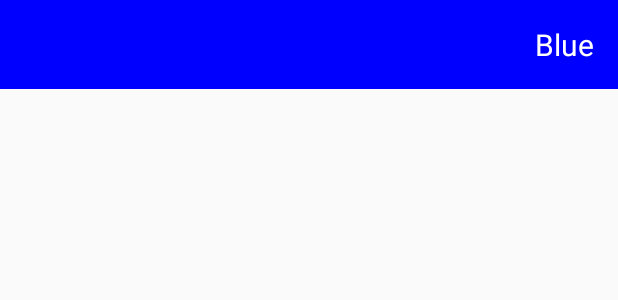
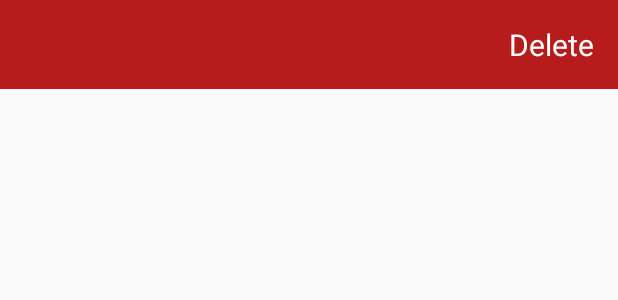
Before and after one commit to DaveRendell/TodoApp, an Android app: the layout todo_item.xml on its own in the app's theme, with its tools: preview values and no code run, on a phone screen of 412 x 824 dp. Shown: the top 300 px of the screen. Run offline under Robolectric (Android 15) with nearby library versions, the phone set to English and light mode, and no system bars; plain views replace ListSwipeItem.

Commit message:
Add action descriptions on swipes

```diff
--- a/app/src/main/res/layout/todo_item.xml
+++ b/app/src/main/res/layout/todo_item.xml
@@ -15,10 +15,10 @@
         android:layout_height="match_parent"
         android:layout_alignBottom="@+id/item_layout"
         android:layout_alignTop="@+id/item_layout"
-        android:background="#ff0000"
+        android:background="#2e7d32"
         android:gravity="start|center_vertical"
         android:padding="16dp"
-        android:text="Red"
+        android:text="Edit"
         android:textColor="@android:color/white"
         android:textSize="20sp"/>
 
@@ -28,10 +28,10 @@
         android:layout_height="match_parent"
         android:layout_alignBottom="@+id/item_layout"
         android:layout_alignTop="@+id/item_layout"
-        android:background="#0000ff"
+        android:background="#b71c1c"
         android:gravity="end|center_vertical"
         android:padding="16dp"
-        android:text="Blue"
+        android:text="Delete"
         android:textColor="@android:color/white"
         android:textSize="20sp"/>
 
```
